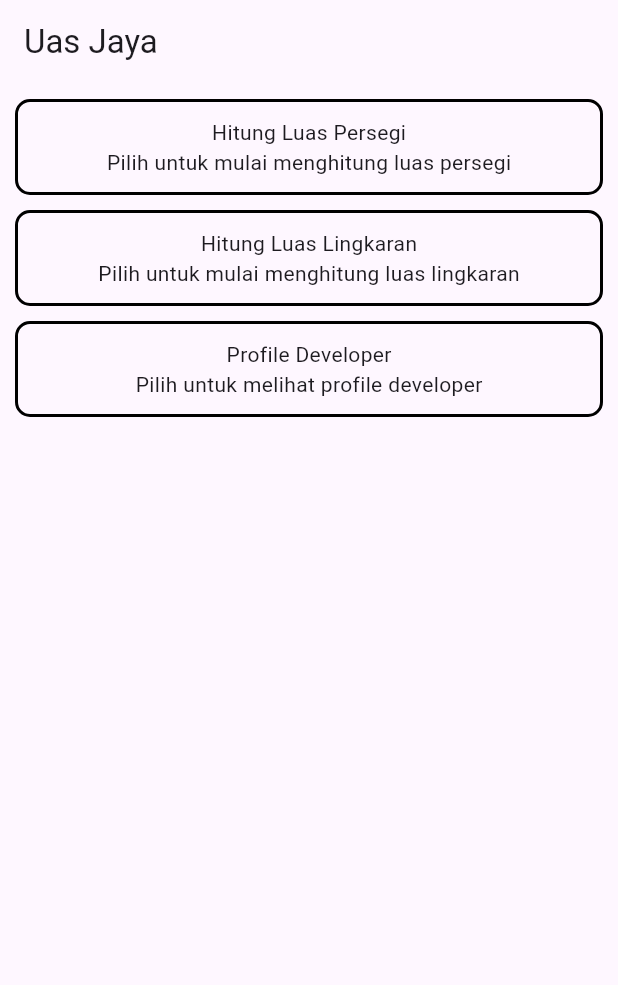
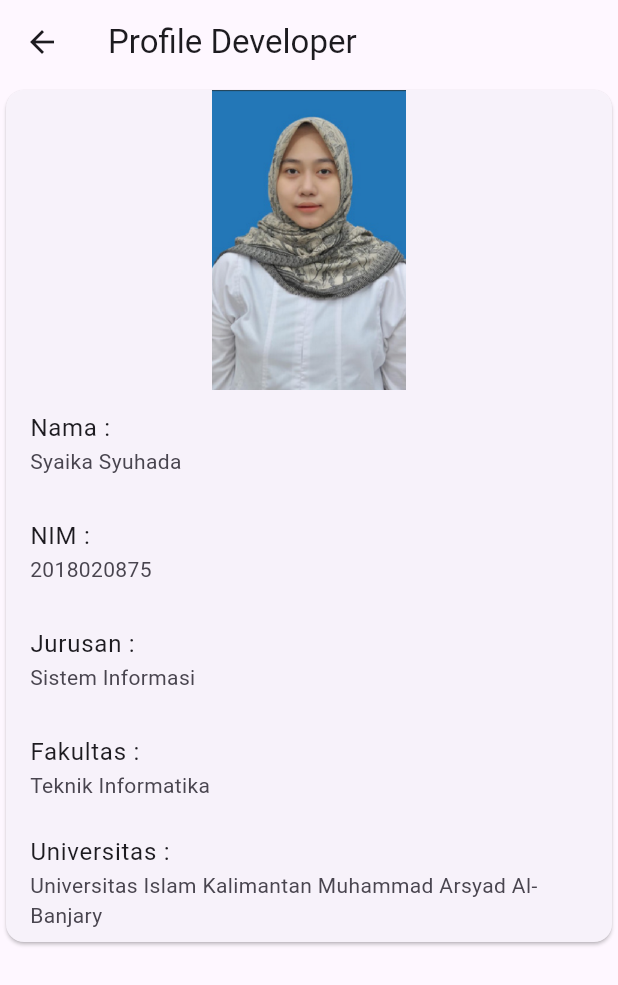
Before and after one commit to Syaikasyuhada/uasmobile, a Flutter app: the screen it shows after launch, after a tap on "Profile Developer", on a phone screen of 412 x 824 dp. Shown: the top 985 px of the screen. Run offline on Flutter 3.47's test engine with Material 3 defaults, Android fonts, the phone set to English and light mode, and no system bars.

Commit message:
add developer page

```diff
--- /dev/null
+++ b/lib/pages/developer_page.dart
@@ -0,0 +1,52 @@
+import 'package:flutter/material.dart';
+
+class DeveloperPage extends StatelessWidget {
+  const DeveloperPage({super.key});
+
+  @override
+  Widget build(BuildContext context) {
+    return Scaffold(
+      appBar: AppBar(
+        title: const Text('Profile Developer'),
+      ),
+      body: SingleChildScrollView(
+        child: Column(
+          children: [
+            Card(
+              child: Column(
+                children: [
+                  Image.asset(
+                    'assets/images/profile.png',
+                    width: 200,
+                    height: 200,
+                  ),
+                  const ListTile(
+                    title: Text('Nama :'),
+                    subtitle: Text('Syaika Syuhada'),
+                  ),
+                  const ListTile(
+                    title: Text('NIM :'),
+                    subtitle: Text('2018020875'),
+                  ),
+                  const ListTile(
+                    title: Text('Jurusan :'),
+                    subtitle: Text('Sistem Informasi'),
+                  ),
+                  const ListTile(
+                    title: Text('Fakultas :'),
+                    subtitle: Text('Teknik Informatika'),
+                  ),
+                  const ListTile(
+                    title: Text('Universitas :'),
+                    subtitle: Text(
+                        'Universitas Islam Kalimantan Muhammad Arsyad Al-Banjary'),
+                  ),
+                ],
+              ),
+            )
+          ],
+        ),
+      ),
+    );
+  }
+}
--- a/lib/pages/home_page.dart
+++ b/lib/pages/home_page.dart
@@ -1,4 +1,5 @@
 import 'package:flutter/material.dart';
+import 'package:uaspbo/pages/developer_page.dart';
 import 'package:uaspbo/pages/luas_page.dart';
 
 class HomePage extends StatefulWidget {
@@ -13,7 +14,7 @@ class _HomePageState extends State<HomePage> {
   Widget build(BuildContext context) {
     return Scaffold(
       appBar: AppBar(
-        title: const Text('Uas Jaya'),
+        title: const Text('Uas PBO'),
       ),
       body: SingleChildScrollView(
         padding: const EdgeInsets.all(10),
@@ -46,7 +47,13 @@ class _HomePageState extends State<HomePage> {
             CardWidget(
               title: "Profile Developer",
               subtitle: "Pilih untuk melihat profile developer",
-              onTap: () {},
+              onTap: () {
+                Navigator.push(context, MaterialPageRoute(
+                  builder: (context) {
+                    return const DeveloperPage();
+                  },
+                ));
+              },
             ),
           ],
         ),
```
Also changed, not shown: pubspec.yaml (+6 -7 lines), assets/images/profile.png (added).
